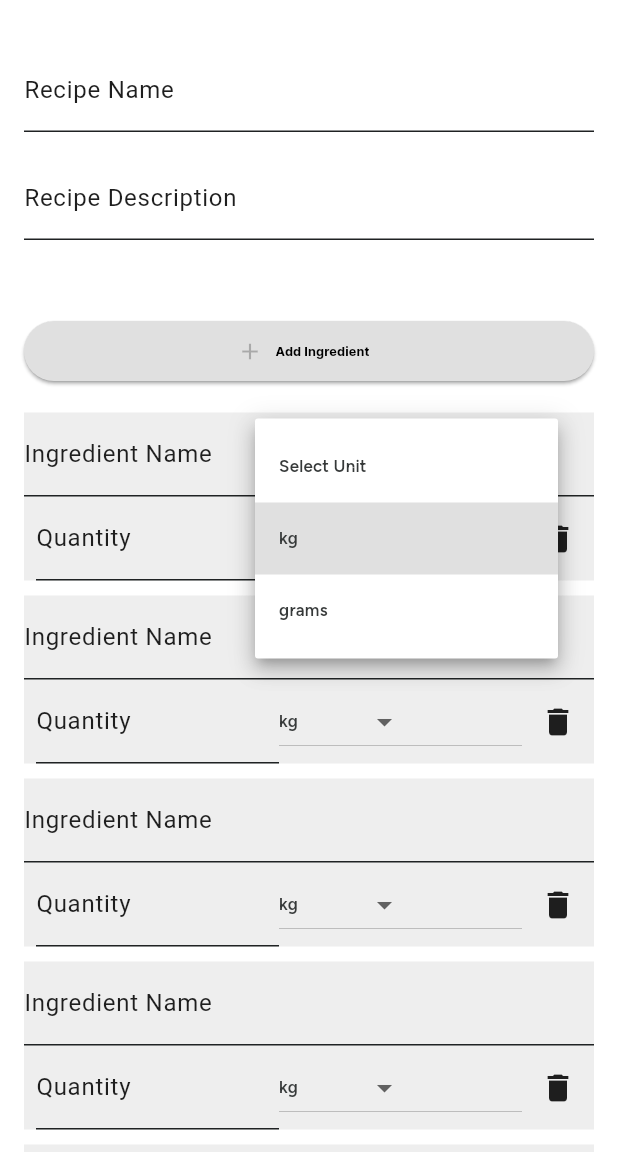
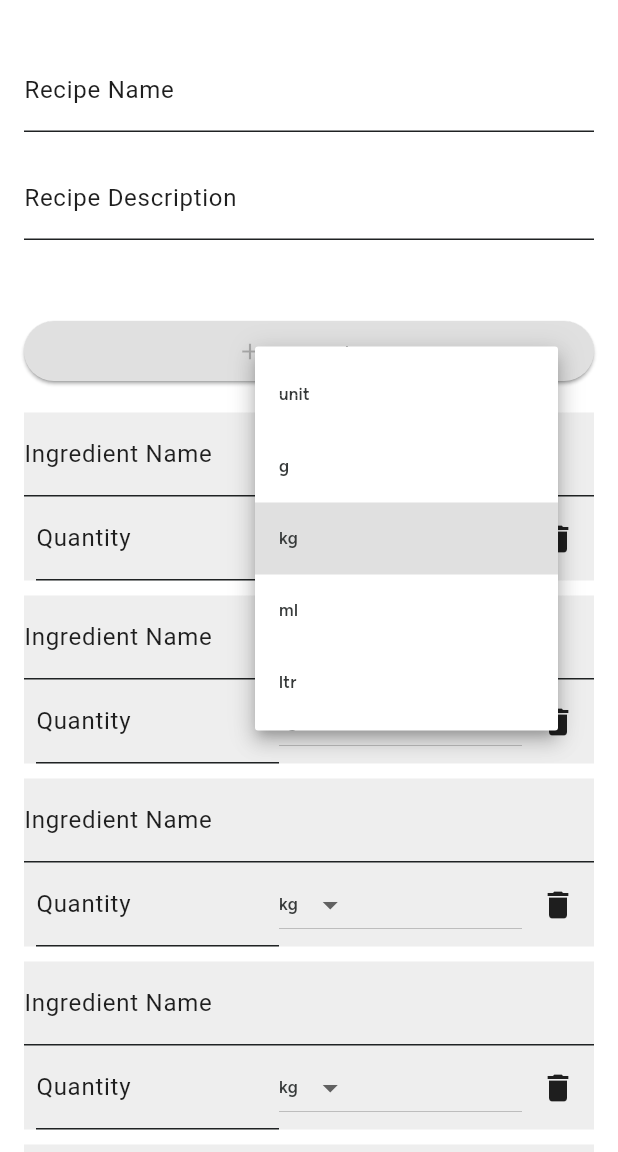
Before and after one commit to Siddharth-smnt/kulture, a Flutter app: the EditRecipeScreen screen opened directly with sample values from the repository, after a tap on "Add Ingredient", after a tap on "kg", on a phone screen of 412 x 824 dp, the part 84-1236 px from its top. Run offline on Flutter 3.47's test engine with Material 3 defaults, Android fonts, the phone set to English and light mode, and no system bars; our stand-ins replace cached_network_image, cloud_firestore, connectivity_plus, equatable, firebase_auth, firebase_core and 4 more; accounts and stored records are empty.

Commit message:
unit values updated

```diff
--- a/lib/presentation/kitchen_page/add_stock.dart
+++ b/lib/presentation/kitchen_page/add_stock.dart
@@ -107,8 +107,8 @@ class _AddItemScreenState extends State<AddItemScreen> {
                         value: 'unit',
                       ),
                       DropdownMenuItem<String>(
-                        child: Text('grams'),
-                        value: 'grams',
+                        child: Text('g'),
+                        value: 'g',
                       ),
                       DropdownMenuItem<String>(
                         child: Text('kg'),
--- a/lib/presentation/kitchen_page/edit_stock.dart
+++ b/lib/presentation/kitchen_page/edit_stock.dart
@@ -131,8 +131,8 @@ class _EditItemScreenState extends State<EditItemScreen> {
                         value: 'unit',
                       ),
                       DropdownMenuItem<String>(
-                        child: Text('grams'),
-                        value: 'grams',
+                        child: Text('g'),
+                        value: 'g',
                       ),
                       DropdownMenuItem<String>(
                         child: Text('kg'),
--- a/lib/presentation/recipes_page/screen/add_recipe_screen.dart
+++ b/lib/presentation/recipes_page/screen/add_recipe_screen.dart
@@ -175,24 +175,32 @@ class _AddRecipeScreenState extends State<AddRecipeScreen> {
                   value: _recipeItems[index].unit,
                   items: [
                     DropdownMenuItem<String>(
-                      child: Text('Select Unit'),
-                      value: '',
+                      child: Text('unit'),
+                      value: 'unit',
+                    ),
+                    DropdownMenuItem<String>(
+                      child: Text('g'),
+                      value: 'g',
                     ),
                     DropdownMenuItem<String>(
                       child: Text('kg'),
                       value: 'kg',
                     ),
                     DropdownMenuItem<String>(
-                      child: Text('grams'),
-                      value: 'grams',
+                      child: Text('ml'),
+                      value: 'ml',
+                    ),
+                    DropdownMenuItem<String>(
+                      child: Text('ltr'),
+                      value: 'ltr',
                     ),
                   ],
                   onChanged: (String? value) {
                     setState(() {
-                      _recipeItems[index].unit = value ?? '';
+                      _recipeItems[index].unit = value ?? 'unit';
                     });
                   },
-                  hint: Text('Select Unit'),
+                  hint: Text('Unit'),
                   dropdownColor: Colors.white,
                 ),
               ),
@@ -213,7 +221,7 @@ class _AddRecipeScreenState extends State<AddRecipeScreen> {
 
   void _addIngredient() {
     setState(() {
-      _recipeItems.add(IngredientModel(name: "", quantity: 0, unit: ""));
+      _recipeItems.add(IngredientModel(name: "", quantity: 0, unit: "unit"));
     });
   }
 
--- a/lib/presentation/recipes_page/screen/edit_recipe_screen.dart
+++ b/lib/presentation/recipes_page/screen/edit_recipe_screen.dart
@@ -187,16 +187,24 @@ class _EditRecipeScreenState extends State<EditRecipeScreen> {
                   value: _recipeItems[index].unit,
                   items: [
                     DropdownMenuItem<String>(
-                      child: Text('Select Unit'),
-                      value: '',
+                      child: Text('unit'),
+                      value: 'unit',
+                    ),
+                    DropdownMenuItem<String>(
+                      child: Text('g'),
+                      value: 'g',
                     ),
                     DropdownMenuItem<String>(
                       child: Text('kg'),
                       value: 'kg',
                     ),
                     DropdownMenuItem<String>(
-                      child: Text('grams'),
-                      value: 'grams',
+                      child: Text('ml'),
+                      value: 'ml',
+                    ),
+                    DropdownMenuItem<String>(
+                      child: Text('ltr'),
+                      value: 'ltr',
                     ),
                   ],
                   onChanged: (String? value) {
@@ -204,7 +212,7 @@ class _EditRecipeScreenState extends State<EditRecipeScreen> {
                       _recipeItems[index].unit = value ?? '';
                     });
                   },
-                  hint: Text('Select Unit'),
+                  hint: Text('Unit'),
                   dropdownColor: Colors.white,
                 ),
               ),
@@ -225,7 +233,7 @@ class _EditRecipeScreenState extends State<EditRecipeScreen> {
 
   void _addIngredient() {
     setState(() {
-      _recipeItems.add(IngredientModel(name: "", quantity: 0, unit: ""));
+      _recipeItems.add(IngredientModel(name: "", quantity: 0, unit: "unit"));
     });
   }
 
```
